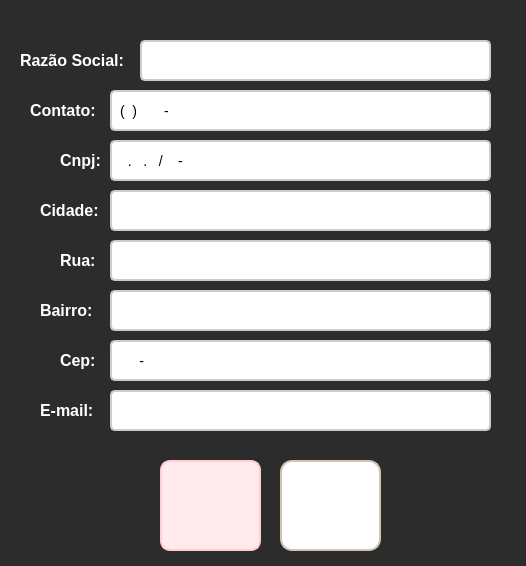
ArielAraujo18/ErpSistema, file Erp/Frames/frm_DadosFornecedor.ui: the form before one commit.
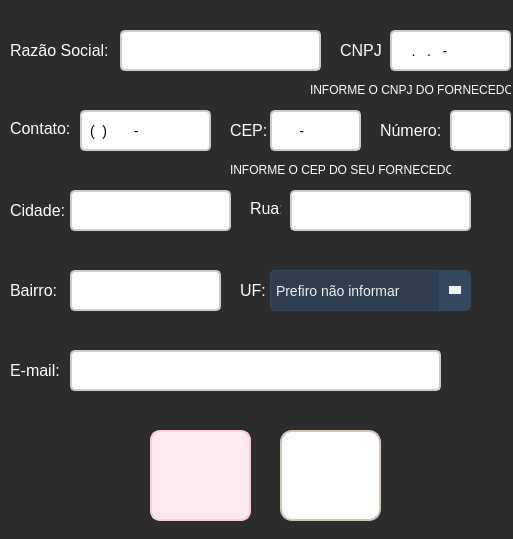
The form after the commit. Icons and pictures are not drawn.

```diff
--- a/Erp/Frames/frm_DadosFornecedor.ui
+++ b/Erp/Frames/frm_DadosFornecedor.ui
@@ -6,8 +6,8 @@
    <rect>
     <x>0</x>
     <y>0</y>
-    <width>526</width>
-    <height>566</height>
+    <width>513</width>
+    <height>539</height>
    </rect>
   </property>
   <property name="windowTitle">
@@ -16,14 +16,15 @@
   <property name="styleSheet">
    <string notr="true">QWidget {
     background-color: #2c2c2c;
+    border-radius: 8px;
 }</string>
   </property>
-  <widget class="QLabel" name="lbl_razao">
+  <widget class="QLabel" name="lbl_nome">
    <property name="geometry">
     <rect>
-     <x>20</x>
-     <y>50</y>
-     <width>111</width>
+     <x>10</x>
+     <y>40</y>
+     <width>101</width>
      <height>21</height>
     </rect>
    </property>
@@ -31,8 +32,6 @@
     <string notr="true">QLabel {
     font-size: 16px;
     color: #FFFFFF;
-    font-weight: bold;
-    text-shadow: 1px 1px 2px rgba(0, 0, 0, 0.4);
 }
 </string>
    </property>
@@ -43,9 +42,9 @@
   <widget class="QLineEdit" name="txt_razao">
    <property name="geometry">
     <rect>
-     <x>140</x>
-     <y>40</y>
-     <width>351</width>
+     <x>120</x>
+     <y>30</y>
+     <width>201</width>
      <height>41</height>
     </rect>
    </property>
@@ -55,7 +54,7 @@
     border-radius: 5px; 
     padding: 6px; 
     font-size: 14px; 
-    background-color: #ffffff;
+    background-color: #FFFFFF ;
     transition: all 0.3s ease;
 	color: #000000;
 }
@@ -67,21 +66,19 @@
 </string>
    </property>
   </widget>
-  <widget class="QLabel" name="lbl_contato">
+  <widget class="QLabel" name="lbl_celular">
    <property name="geometry">
     <rect>
-     <x>30</x>
-     <y>100</y>
-     <width>71</width>
-     <height>20</height>
+     <x>10</x>
+     <y>120</y>
+     <width>61</width>
+     <height>16</height>
     </rect>
    </property>
    <property name="styleSheet">
     <string notr="true">QLabel {
     font-size: 16px;
     color: #FFFFFF;
-    font-weight: bold;
-    text-shadow: 1px 1px 2px rgba(0, 0, 0, 0.4);
 }
 </string>
    </property>
@@ -89,12 +86,12 @@
     <string>Contato:</string>
    </property>
   </widget>
-  <widget class="QLabel" name="lbl_Cnpj">
+  <widget class="QLabel" name="lbl_cpf">
    <property name="geometry">
     <rect>
-     <x>60</x>
-     <y>150</y>
-     <width>51</width>
+     <x>340</x>
+     <y>40</y>
+     <width>41</width>
      <height>20</height>
     </rect>
    </property>
@@ -102,66 +99,19 @@
     <string notr="true">QLabel {
     font-size: 16px;
     color: #FFFFFF;
-    font-weight: bold;
-    text-shadow: 1px 1px 2px rgba(0, 0, 0, 0.4);
 }
 </string>
    </property>
    <property name="text">
-    <string>Cnpj:</string>
-   </property>
-  </widget>
-  <widget class="QPushButton" name="btn_cancelar">
-   <property name="geometry">
-    <rect>
-     <x>160</x>
-     <y>460</y>
-     <width>101</width>
-     <height>91</height>
-    </rect>
-   </property>
-   <property name="autoFillBackground">
-    <bool>false</bool>
-   </property>
-   <property name="styleSheet">
-    <string notr="true">QPushButton {
-    background-color: #ffebee; 
-    border: 2px solid #ffcdd2;
-    border-radius: 10px;
-    color: #b71c1c; 
-    font-size: 14px;
-    font-weight: bold;
-    padding: 10px 16px;
-    background-image:url(:/icon_voltar/voltar.png);
-    background-repeat: no-repeat;
-    background-position: center;
-    padding-left: 40px;
-    transition: all 0.3s ease;
-}
-
-QPushButton:hover {
-    background-color: #ffcdd2;
-    border-color: #e57373;
-    color: #d32f2f; 
-}
-
-QPushButton:pressed {
-    background-color: #e57373;
-    border-color: #b71c1c;
-    padding-left: 44px;
-    padding-top: 2px;
-}</string>
-   </property>
-   <property name="text">
-    <string/>
+    <string>CNPJ:</string>
    </property>
   </widget>
   <widget class="QLineEdit" name="txt_contato">
    <property name="geometry">
     <rect>
-     <x>110</x>
-     <y>90</y>
-     <width>381</width>
+     <x>80</x>
+     <y>110</y>
+     <width>131</width>
      <height>41</height>
     </rect>
    </property>
@@ -171,7 +121,7 @@
     border-radius: 5px; 
     padding: 6px; 
     font-size: 14px; 
-    background-color: #ffffff;
+    background-color: #FFFFFF ;
     transition: all 0.3s ease;
 	color: #000000;
 }
@@ -189,9 +139,9 @@
   <widget class="QLineEdit" name="txt_cnpj">
    <property name="geometry">
     <rect>
-     <x>110</x>
-     <y>140</y>
-     <width>381</width>
+     <x>390</x>
+     <y>30</y>
+     <width>121</width>
      <height>41</height>
     </rect>
    </property>
@@ -201,7 +151,7 @@
     border-radius: 5px; 
     padding: 6px; 
     font-size: 14px; 
-    background-color: #ffffff;
+    background-color: #FFFFFF ;
     transition: all 0.3s ease;
 	color: #000000;
 }
@@ -213,24 +163,22 @@
 </string>
    </property>
    <property name="inputMask">
-    <string>00.000.000/0000-00</string>
+    <string>000.000.000-00</string>
    </property>
   </widget>
   <widget class="QLabel" name="lbl_Rua">
    <property name="geometry">
     <rect>
-     <x>60</x>
-     <y>250</y>
-     <width>41</width>
-     <height>20</height>
+     <x>250</x>
+     <y>200</y>
+     <width>31</width>
+     <height>16</height>
     </rect>
    </property>
    <property name="styleSheet">
     <string notr="true">QLabel {
     font-size: 16px;
     color: #FFFFFF;
-    font-weight: bold;
-    text-shadow: 1px 1px 2px rgba(0, 0, 0, 0.4);
 }
 </string>
    </property>
@@ -241,9 +189,9 @@
   <widget class="QLineEdit" name="txt_Rua">
    <property name="geometry">
     <rect>
-     <x>110</x>
-     <y>240</y>
-     <width>381</width>
+     <x>290</x>
+     <y>190</y>
+     <width>181</width>
      <height>41</height>
     </rect>
    </property>
@@ -253,7 +201,7 @@
     border-radius: 5px; 
     padding: 6px; 
     font-size: 14px; 
-    background-color: #ffffff;
+    background-color: #FFFFFF ;
     transition: all 0.3s ease;
 	color: #000000;
 }
@@ -268,7 +216,7 @@
   <widget class="QLabel" name="lbl_cidade">
    <property name="geometry">
     <rect>
-     <x>40</x>
+     <x>10</x>
      <y>200</y>
      <width>61</width>
      <height>20</height>
@@ -278,8 +226,6 @@
     <string notr="true">QLabel {
     font-size: 16px;
     color: #FFFFFF;
-    font-weight: bold;
-    text-shadow: 1px 1px 2px rgba(0, 0, 0, 0.4);
 }
 </string>
    </property>
@@ -287,11 +233,232 @@
     <string>Cidade:</string>
    </property>
   </widget>
+  <widget class="QLineEdit" name="txt_cidade">
+   <property name="geometry">
+    <rect>
+     <x>70</x>
+     <y>190</y>
+     <width>161</width>
+     <height>41</height>
+    </rect>
+   </property>
+   <property name="styleSheet">
+    <string notr="true">QLineEdit {
+    border: 2px solid #cccccc; 
+    border-radius: 5px; 
+    padding: 6px; 
+    font-size: 14px; 
+    background-color: #FFFFFF ;
+    transition: all 0.3s ease;
+	color: #000000;
+}
+
+QLineEdit:hover {
+    border: 2px solid #3f51b5; 
+    background-color: #f5f5f5; 
+}
+</string>
+   </property>
+  </widget>
+  <widget class="QLabel" name="lbl_bairro">
+   <property name="geometry">
+    <rect>
+     <x>10</x>
+     <y>280</y>
+     <width>51</width>
+     <height>21</height>
+    </rect>
+   </property>
+   <property name="styleSheet">
+    <string notr="true">QLabel {
+    font-size: 16px;
+    color: #FFFFFF;
+}
+</string>
+   </property>
+   <property name="text">
+    <string>Bairro:</string>
+   </property>
+  </widget>
+  <widget class="QLineEdit" name="txt_bairro">
+   <property name="geometry">
+    <rect>
+     <x>70</x>
+     <y>270</y>
+     <width>151</width>
+     <height>41</height>
+    </rect>
+   </property>
+   <property name="styleSheet">
+    <string notr="true">QLineEdit {
+    border: 2px solid #cccccc; 
+    border-radius: 5px; 
+    padding: 6px; 
+    font-size: 14px; 
+    background-color: #FFFFFF ;
+    transition: all 0.3s ease;
+	color: #000000;
+}
+
+QLineEdit:hover {
+    border: 2px solid #3f51b5; 
+    background-color: #f5f5f5; 
+}
+</string>
+   </property>
+  </widget>
+  <widget class="QLabel" name="lbl_cep">
+   <property name="geometry">
+    <rect>
+     <x>230</x>
+     <y>120</y>
+     <width>41</width>
+     <height>21</height>
+    </rect>
+   </property>
+   <property name="styleSheet">
+    <string notr="true">QLabel {
+    font-size: 16px;
+    color: #FFFFFF;
+}
+</string>
+   </property>
+   <property name="text">
+    <string>CEP:</string>
+   </property>
+  </widget>
+  <widget class="QLineEdit" name="txt_cep">
+   <property name="geometry">
+    <rect>
+     <x>270</x>
+     <y>110</y>
+     <width>91</width>
+     <height>41</height>
+    </rect>
+   </property>
+   <property name="styleSheet">
+    <string notr="true">QLineEdit {
+    border: 2px solid #cccccc; 
+    border-radius: 5px; 
+    padding: 6px; 
+    font-size: 14px; 
+    background-color: #FFFFFF ;
+    transition: all 0.3s ease;
+	color: #000000;
+}
+
+QLineEdit:hover {
+    border: 2px solid #3f51b5; 
+    background-color: #f5f5f5; 
+}
+</string>
+   </property>
+   <property name="inputMask">
+    <string>00000-000</string>
+   </property>
+  </widget>
+  <widget class="QLineEdit" name="txt_Numero">
+   <property name="geometry">
+    <rect>
+     <x>450</x>
+     <y>110</y>
+     <width>61</width>
+     <height>41</height>
+    </rect>
+   </property>
+   <property name="styleSheet">
+    <string notr="true">QLineEdit {
+    border: 2px solid #cccccc; 
+    border-radius: 5px; 
+    padding: 6px; 
+    font-size: 14px; 
+    background-color: #FFFFFF ;
+    transition: all 0.3s ease;
+	color: #000000;
+}
+
+QLineEdit:hover {
+    border: 2px solid #3f51b5; 
+    background-color: #f5f5f5; 
+}
+</string>
+   </property>
+  </widget>
+  <widget class="QLabel" name="lbl_Numero">
+   <property name="geometry">
+    <rect>
+     <x>380</x>
+     <y>120</y>
+     <width>61</width>
+     <height>21</height>
+    </rect>
+   </property>
+   <property name="styleSheet">
+    <string notr="true">QLabel {
+    font-size: 16px;
+    color: #FFFFFF;
+}
+</string>
+   </property>
+   <property name="text">
+    <string>Número:</string>
+   </property>
+  </widget>
+  <widget class="QLineEdit" name="txt_email">
+   <property name="geometry">
+    <rect>
+     <x>70</x>
+     <y>350</y>
+     <width>371</width>
+     <height>41</height>
+    </rect>
+   </property>
+   <property name="styleSheet">
+    <string notr="true">QLineEdit {
+    border: 2px solid #cccccc; 
+    border-radius: 5px; 
+    padding: 6px; 
+    font-size: 14px; 
+    background-color: #FFFFFF ;
+    transition: all 0.3s ease;
+	color: #000000;
+}
+
+QLineEdit:hover {
+    border: 2px solid #3f51b5; 
+    background-color: #f5f5f5; 
+}
+</string>
+   </property>
+   <property name="text">
+    <string/>
+   </property>
+  </widget>
+  <widget class="QLabel" name="lbl_email">
+   <property name="geometry">
+    <rect>
+     <x>10</x>
+     <y>360</y>
+     <width>51</width>
+     <height>21</height>
+    </rect>
+   </property>
+   <property name="styleSheet">
+    <string notr="true">QLabel {
+    font-size: 16px;
+    color: #FFFFFF;
+}
+</string>
+   </property>
+   <property name="text">
+    <string>E-mail:</string>
+   </property>
+  </widget>
   <widget class="QPushButton" name="btn_cadastrar">
    <property name="geometry">
     <rect>
      <x>280</x>
-     <y>460</y>
+     <y>430</y>
      <width>101</width>
      <height>91</height>
     </rect>
@@ -327,184 +494,363 @@
     <string/>
    </property>
   </widget>
-  <widget class="QLineEdit" name="txt_cidade">
+  <widget class="QPushButton" name="btn_cancelar">
    <property name="geometry">
     <rect>
-     <x>110</x>
-     <y>190</y>
-     <width>381</width>
-     <height>41</height>
+     <x>150</x>
+     <y>430</y>
+     <width>101</width>
+     <height>91</height>
     </rect>
    </property>
-   <property name="styleSheet">
-    <string notr="true">QLineEdit {
-    border: 2px solid #cccccc; 
-    border-radius: 5px; 
-    padding: 6px; 
-    font-size: 14px; 
-    background-color: #ffffff;
-    transition: all 0.3s ease;
-	color: #000000;
-}
-
-QLineEdit:hover {
-    border: 2px solid #3f51b5; 
-    background-color: #f5f5f5; 
-}
-</string>
+   <property name="autoFillBackground">
+    <bool>false</bool>
    </property>
-  </widget>
-  <widget class="QLabel" name="lbl_bairro">
-   <property name="geometry">
-    <rect>
-     <x>40</x>
-     <y>300</y>
-     <width>61</width>
-     <height>21</height>
-    </rect>
-   </property>
    <property name="styleSheet">
-    <string notr="true">QLabel {
-    font-size: 16px;
-    color: #FFFFFF;
+    <string notr="true">QPushButton {
+    background-color: #ffebee; 
+    border: 2px solid #ffcdd2;
+    border-radius: 10px;
+    color: #b71c1c; 
+    font-size: 14px;
     font-weight: bold;
-    text-shadow: 1px 1px 2px rgba(0, 0, 0, 0.4);
-}
-</string>
-   </property>
-   <property name="text">
-    <string>Bairro:</string>
-   </property>
-  </widget>
-  <widget class="QLineEdit" name="txt_bairro">
-   <property name="geometry">
-    <rect>
-     <x>110</x>
-     <y>290</y>
-     <width>381</width>
-     <height>41</height>
-    </rect>
-   </property>
-   <property name="styleSheet">
-    <string notr="true">QLineEdit {
-    border: 2px solid #cccccc; 
-    border-radius: 5px; 
-    padding: 6px; 
-    font-size: 14px; 
-    background-color: #ffffff;
+    padding: 10px 16px;
+    background-image:url(:/icon_voltar/voltar.png);
+    background-repeat: no-repeat;
+    background-position: center;
+    padding-left: 40px;
     transition: all 0.3s ease;
-	color: #000000;
 }
 
-QLineEdit:hover {
-    border: 2px solid #3f51b5; 
-    background-color: #f5f5f5; 
+QPushButton:hover {
+    background-color: #ffcdd2;
+    border-color: #e57373;
+    color: #d32f2f; 
 }
-</string>
-   </property>
-  </widget>
-  <widget class="QLabel" name="lbl_email">
-   <property name="geometry">
-    <rect>
-     <x>40</x>
-     <y>400</y>
-     <width>61</width>
-     <height>21</height>
-    </rect>
-   </property>
-   <property name="styleSheet">
-    <string notr="true">QLabel {
-    font-size: 16px;
-    color: #FFFFFF;
-    font-weight: bold;
-    text-shadow: 1px 1px 2px rgba(0, 0, 0, 0.4);
-}
-</string>
-   </property>
-   <property name="text">
-    <string>E-mail:</string>
-   </property>
-  </widget>
-  <widget class="QLineEdit" name="txt_email">
-   <property name="geometry">
-    <rect>
-     <x>110</x>
-     <y>390</y>
-     <width>381</width>
-     <height>41</height>
-    </rect>
-   </property>
-   <property name="styleSheet">
-    <string notr="true">QLineEdit {
-    border: 2px solid #cccccc; 
-    border-radius: 5px; 
-    padding: 6px; 
-    font-size: 14px; 
-    background-color: #ffffff;
-    transition: all 0.3s ease;
-	color: #000000;
-}
 
-QLineEdit:hover {
-    border: 2px solid #3f51b5; 
-    background-color: #f5f5f5; 
-}
-</string>
+QPushButton:pressed {
+    background-color: #e57373;
+    border-color: #b71c1c;
+    padding-left: 44px;
+    padding-top: 2px;
+}</string>
    </property>
-   <property name="inputMask">
+   <property name="text">
     <string/>
    </property>
   </widget>
-  <widget class="QLineEdit" name="txt_cep">
+  <widget class="QLabel" name="lbl_cpfT">
    <property name="geometry">
     <rect>
-     <x>110</x>
-     <y>340</y>
-     <width>381</width>
-     <height>41</height>
+     <x>310</x>
+     <y>80</y>
+     <width>201</width>
+     <height>20</height>
     </rect>
    </property>
    <property name="styleSheet">
-    <string notr="true">QLineEdit {
-    border: 2px solid #cccccc; 
-    border-radius: 5px; 
-    padding: 6px; 
-    font-size: 14px; 
-    background-color: #ffffff;
-    transition: all 0.3s ease;
-	color: #000000;
-}
-
-QLineEdit:hover {
-    border: 2px solid #3f51b5; 
-    background-color: #f5f5f5; 
+    <string notr="true">QLabel {
+    font-size: 12px;
+    color: #FFFFFF;
 }
 </string>
    </property>
-   <property name="inputMask">
-    <string>00000-000</string>
+   <property name="text">
+    <string>INFORME O CNPJ DO FORNECEDOR</string>
    </property>
   </widget>
-  <widget class="QLabel" name="lbl_cep">
+  <widget class="QLabel" name="lbl_cpf_2">
    <property name="geometry">
     <rect>
-     <x>60</x>
-     <y>350</y>
-     <width>41</width>
-     <height>21</height>
+     <x>240</x>
+     <y>280</y>
+     <width>31</width>
+     <height>20</height>
     </rect>
    </property>
    <property name="styleSheet">
     <string notr="true">QLabel {
     font-size: 16px;
     color: #FFFFFF;
-    font-weight: bold;
-    text-shadow: 1px 1px 2px rgba(0, 0, 0, 0.4);
 }
 </string>
    </property>
    <property name="text">
-    <string>Cep:</string>
+    <string>UF:</string>
+   </property>
+  </widget>
+  <widget class="QComboBox" name="comboSituacao">
+   <property name="geometry">
+    <rect>
+     <x>270</x>
+     <y>270</y>
+     <width>201</width>
+     <height>41</height>
+    </rect>
+   </property>
+   <property name="styleSheet">
+    <string notr="true">QComboBox {
+    background-color: #2c3e50;
+    color: #ecf0f1;
+    border: 1px solid #34495e;
+    border-radius: 5px;
+    padding: 5px;
+    font-size: 14px;
+    min-width: 100px;
+}
+
+QComboBox::drop-down {
+    subcontrol-origin: padding;
+    subcontrol-position: center right;
+    width: 30px;
+    border-left: 1px solid #34495e;
+    background-color: #34495e;
+    border-top-right-radius: 5px;
+    border-bottom-right-radius: 5px;
+}
+
+QComboBox::down-arrow {
+    width: 0px;
+    height: 0px;
+    border-left: 6px solid transparent;
+    border-right: 6px solid transparent;
+    border-top: 8px solid #ecf0f1;
+    margin: 4px;
+}
+
+QComboBox QAbstractItemView {
+    background-color: #34495e;
+    color: #ecf0f1;
+    selection-background-color: #1abc9c;
+    selection-color: #ffffff;
+    border: 1px solid #34495e;
+    border-radius: 5px;
+    outline: none;
+    min-width: 100px;
+}
+
+QComboBox QAbstractItemView::item {
+    padding: 10px;
+    font-size: 14px;
+}
+
+QComboBox QAbstractItemView::item:selected {
+    background-color: #1abc9c;
+}
+
+QComboBox QAbstractItemView::item:hover {
+    background-color: #16a085;
+}
+
+/* Barra de rolagem vertical personalizada */
+QScrollBar:vertical {
+    border: none;
+    background: #2c3e50;
+    width: 10px;
+    border-radius: 5px;
+}
+
+QScrollBar::handle:vertical {
+    background: #1abc9c;
+    border-radius: 5px;
+}
+
+QScrollBar::handle:vertical:hover {
+    background: #16a085;
+}
+
+QScrollBar::add-line:vertical, QScrollBar::sub-line:vertical {
+    background: none;
+    border: none;
+}
+
+QScrollBar::up-arrow:vertical, QScrollBar::down-arrow:vertical {
+    border: none;
+    background: none;
+}
+
+/* Barra de rolagem horizontal personalizada */
+QScrollBar:horizontal {
+    border: none;
+    background: #2c3e50;
+    height: 10px;
+    border-radius: 5px;
+}
+
+QScrollBar::handle:horizontal {
+    background: #1abc9c;
+    border-radius: 5px;
+}
+
+QScrollBar::handle:horizontal:hover {
+    background: #16a085;
+}
+
+QScrollBar::add-line:horizontal, QScrollBar::sub-line:horizontal {
+    background: none;
+    border: none;
+}
+
+QScrollBar::left-arrow:horizontal, QScrollBar::right-arrow:horizontal {
+    border: none;
+    background: none;
+}
+</string>
+   </property>
+   <item>
+    <property name="text">
+     <string>Prefiro não informar</string>
+    </property>
+   </item>
+   <item>
+    <property name="text">
+     <string>Acre (AC)</string>
+    </property>
+   </item>
+   <item>
+    <property name="text">
+     <string>Alagoas (AL)</string>
+    </property>
+   </item>
+   <item>
+    <property name="text">
+     <string>Amapá (AP)</string>
+    </property>
+   </item>
+   <item>
+    <property name="text">
+     <string>Amazonas (AM)</string>
+    </property>
+   </item>
+   <item>
+    <property name="text">
+     <string>Bahia (BA)</string>
+    </property>
+   </item>
+   <item>
+    <property name="text">
+     <string>Ceará (CE)</string>
+    </property>
+   </item>
+   <item>
+    <property name="text">
+     <string>Espírito Santo (ES)</string>
+    </property>
+   </item>
+   <item>
+    <property name="text">
+     <string>Goiás (GO)</string>
+    </property>
+   </item>
+   <item>
+    <property name="text">
+     <string>Maranhão (MA)</string>
+    </property>
+   </item>
+   <item>
+    <property name="text">
+     <string>Mato Grosso (MT)</string>
+    </property>
+   </item>
+   <item>
+    <property name="text">
+     <string>Mato Grosso do Sul (MS)</string>
+    </property>
+   </item>
+   <item>
+    <property name="text">
+     <string>Minas Gerais (MG)</string>
+    </property>
+   </item>
+   <item>
+    <property name="text">
+     <string>Pará (PA)</string>
+    </property>
+   </item>
+   <item>
+    <property name="text">
+     <string>Paraíba (PB)</string>
+    </property>
+   </item>
+   <item>
+    <property name="text">
+     <string>Paraná (PR)</string>
+    </property>
+   </item>
+   <item>
+    <property name="text">
+     <string>Pernambuco (PE)</string>
+    </property>
+   </item>
+   <item>
+    <property name="text">
+     <string>Piauí (PI)</string>
+    </property>
+   </item>
+   <item>
+    <property name="text">
+     <string>Rio de Janeiro (RJ)</string>
+    </property>
+   </item>
+   <item>
+    <property name="text">
+     <string>Rio Grande do Norte (RN)</string>
+    </property>
+   </item>
+   <item>
+    <property name="text">
+     <string>Rio Grande do Sul (RS)</string>
+    </property>
+   </item>
+   <item>
+    <property name="text">
+     <string>Rondônia (RO)</string>
+    </property>
+   </item>
+   <item>
+    <property name="text">
+     <string>Roraima (RR)</string>
+    </property>
+   </item>
+   <item>
+    <property name="text">
+     <string>Santa Catarina (SC)</string>
+    </property>
+   </item>
+   <item>
+    <property name="text">
+     <string>São Paulo (SP)</string>
+    </property>
+   </item>
+   <item>
+    <property name="text">
+     <string>Sergipe (SE)</string>
+    </property>
+   </item>
+   <item>
+    <property name="text">
+     <string>Tocantins (TO)</string>
+    </property>
+   </item>
+  </widget>
+  <widget class="QLabel" name="lbl_EmailT">
+   <property name="geometry">
+    <rect>
+     <x>230</x>
+     <y>160</y>
+     <width>221</width>
+     <height>20</height>
+    </rect>
+   </property>
+   <property name="styleSheet">
+    <string notr="true">QLabel {
+    font-size: 12px;
+    color: #FFFFFF;
+}
+</string>
+   </property>
+   <property name="text">
+    <string>INFORME O CEP DO SEU FORNECEDOR</string>
    </property>
   </widget>
  </widget>
```
Left out of the diff: 2 changed lines with no effect on the pictures.
